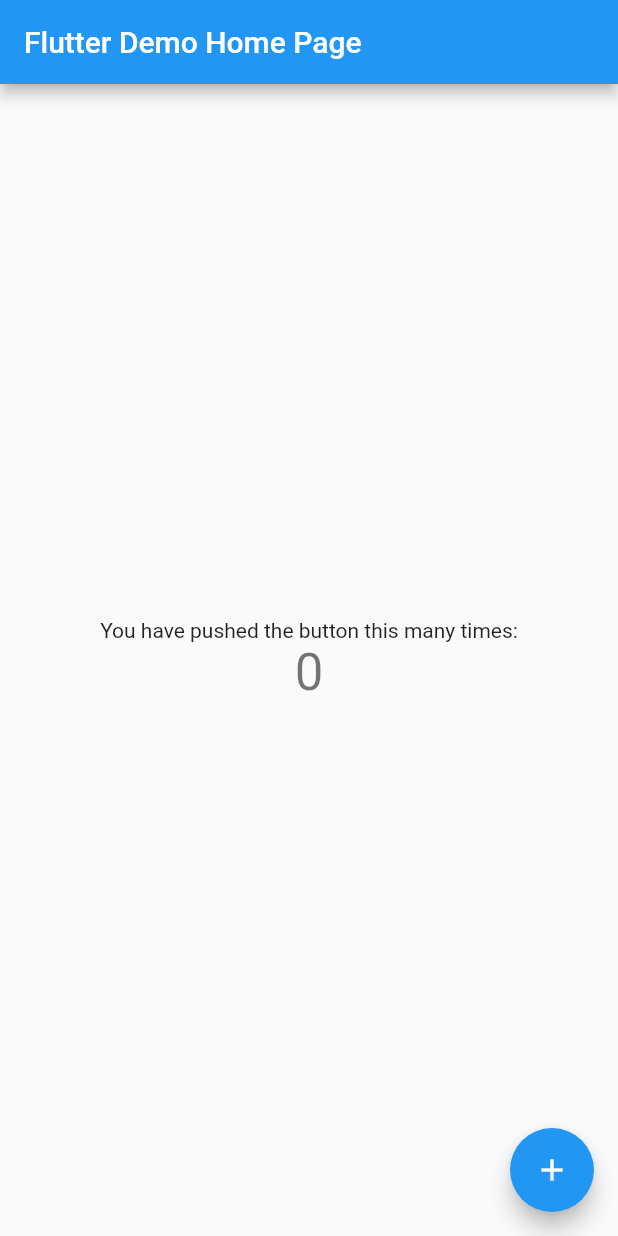
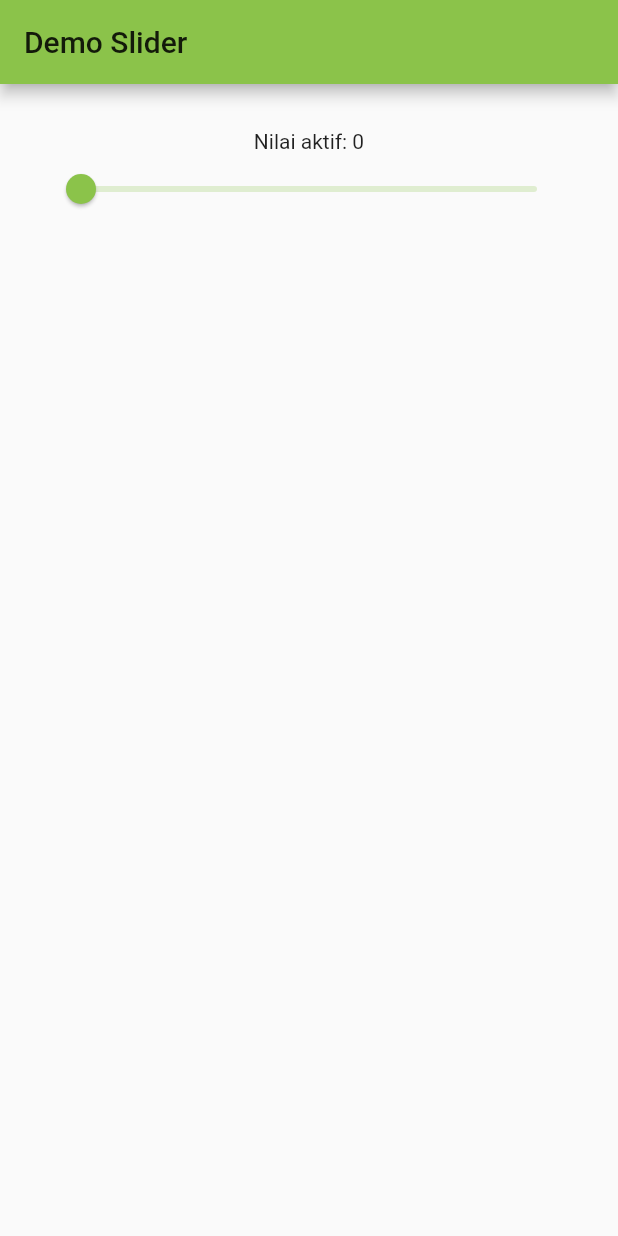
Before and after one commit to erikrios/slider, a Flutter app: the screen it shows after launch, on a phone screen of 412 x 824 dp. Run offline on Flutter 3.47's test engine with Material 2 defaults, Android fonts, the phone set to English and light mode, and no system bars.

Commit message:
Add the example code of slider

```diff
--- a/lib/main.dart
+++ b/lib/main.dart
@@ -3,109 +3,48 @@ import 'package:flutter/material.dart';
 void main() => runApp(MyApp());
 
 class MyApp extends StatelessWidget {
-  // This widget is the root of your application.
   @override
-  Widget build(BuildContext context) {
-    return MaterialApp(
-      title: 'Flutter Demo',
-      theme: ThemeData(
-        // This is the theme of your application.
-        //
-        // Try running your application with "flutter run". You'll see the
-        // application has a blue toolbar. Then, without quitting the app, try
-        // changing the primarySwatch below to Colors.green and then invoke
-        // "hot reload" (press "r" in the console where you ran "flutter run",
-        // or simply save your changes to "hot reload" in a Flutter IDE).
-        // Notice that the counter didn't reset back to zero; the application
-        // is not restarted.
-        primarySwatch: Colors.blue,
-      ),
-      home: MyHomePage(title: 'Flutter Demo Home Page'),
+  Widget build(BuildContext context) => MaterialApp(
+        title: 'Demo Flutter',
+        theme: ThemeData(primarySwatch: Colors.lightGreen),
+        home: HomePage(),
       );
 }
+
+class HomePage extends StatefulWidget {
+  @override
+  State<StatefulWidget> createState() => _HomePageState();
 }
 
-class MyHomePage extends StatefulWidget {
-  MyHomePage({Key key, this.title}) : super(key: key);
+class _HomePageState extends State<HomePage> {
+  double sliderValue = 0.0;
 
-  // This widget is the home page of your application. It is stateful, meaning
-  // that it has a State object (defined below) that contains fields that affect
-  // how it looks.
-
-  // This class is the configuration for the state. It holds the values (in this
-  // case the title) provided by the parent (in this case the App widget) and
-  // used by the build method of the State. Fields in a Widget subclass are
-  // always marked "final".
-
-  final String title;
-
-  @override
-  _MyHomePageState createState() => _MyHomePageState();
-}
-
-class _MyHomePageState extends State<MyHomePage> {
-  int _counter = 0;
-
-  void _incrementCounter() {
+  void onChanged(double value) {
     setState(() {
-      // This call to setState tells the Flutter framework that something has
-      // changed in this State, which causes it to rerun the build method below
-      // so that the display can reflect the updated values. If we changed
-      // _counter without calling setState(), then the build method would not be
-      // called again, and so nothing would appear to happen.
-      _counter++;
+      this.sliderValue = value;
     });
   }
 
   @override
-  Widget build(BuildContext context) {
-    // This method is rerun every time setState is called, for instance as done
-    // by the _incrementCounter method above.
-    //
-    // The Flutter framework has been optimized to make rerunning build methods
-    // fast, so that you can just rebuild anything that needs updating rather
-    // than having to individually change instances of widgets.
-    return Scaffold(
+  Widget build(BuildContext context) => Scaffold(
         appBar: AppBar(
-        // Here we take the value from the MyHomePage object that was created by
-        // the App.build method, and use it to set our appbar title.
-        title: Text(widget.title),
+          title: Text('Demo Slider'),
         ),
-      body: Center(
-        // Center is a layout widget. It takes a single child and positions it
-        // in the middle of the parent.
+        body: Container(
+          padding: EdgeInsets.all(30.0),
           child: Column(
-          // Column is also a layout widget. It takes a list of children and
-          // arranges them vertically. By default, it sizes itself to fit its
-          // children horizontally, and tries to be as tall as its parent.
-          //
-          // Invoke "debug painting" (press "p" in the console, choose the
-          // "Toggle Debug Paint" action from the Flutter Inspector in Android
-          // Studio, or the "Toggle Debug Paint" command in Visual Studio Code)
-          // to see the wireframe for each widget.
-          //
-          // Column has various properties to control how it sizes itself and
-          // how it positions its children. Here we use mainAxisAlignment to
-          // center the children vertically; the main axis here is the vertical
-          // axis because Columns are vertical (the cross axis would be
-          // horizontal).
-          mainAxisAlignment: MainAxisAlignment.center,
             children: <Widget>[
-            Text(
-              'You have pushed the button this many times:',
-            ),
-            Text(
-              '$_counter',
-              style: Theme.of(context).textTheme.display1,
-            ),
+              Text('Nilai aktif: ${sliderValue.round()}'),
+              Slider(
+                min: 0.0,
+                max: 100.0,
+                value: this.sliderValue,
+                onChanged: (double value) {
+                  onChanged(value);
+                },
+              )
             ],
           ),
         ),
-      floatingActionButton: FloatingActionButton(
-        onPressed: _incrementCounter,
-        tooltip: 'Increment',
-        child: Icon(Icons.add),
-      ), // This trailing comma makes auto-formatting nicer for build methods.
       );
 }
-}
```
Lines whose indentation alone changed are shown as unchanged.
